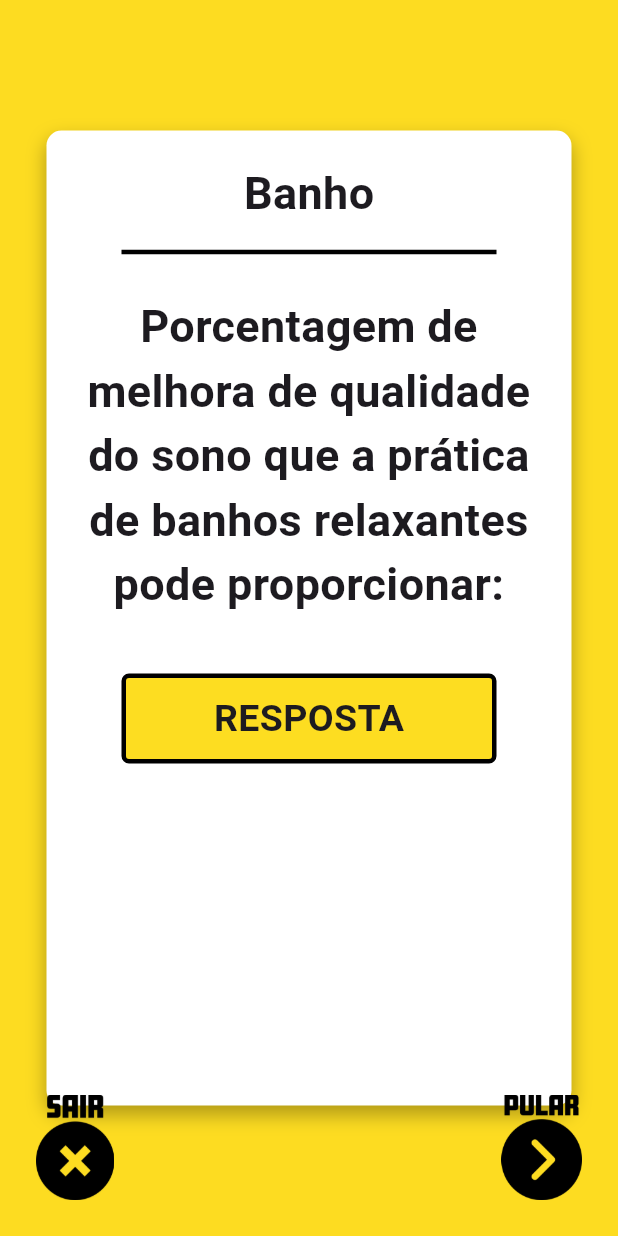
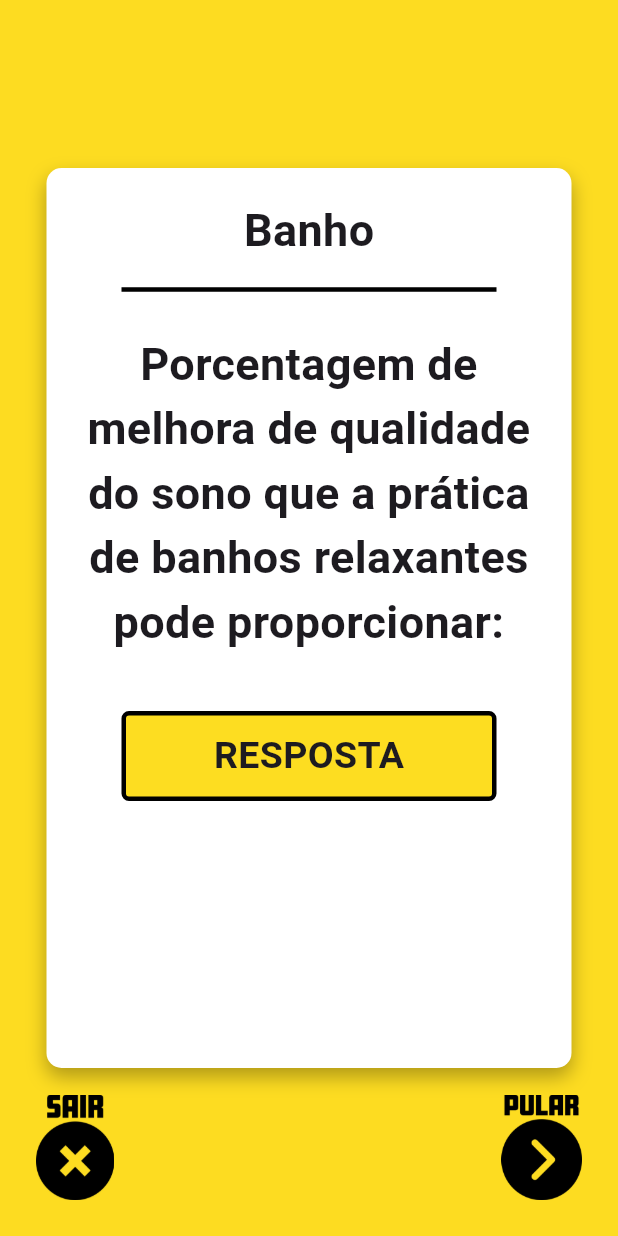
Before and after one commit to Victy0/nem_a_pato_express, a Flutter app: the GamePage screen opened directly with empty values, on a phone screen of 412 x 824 dp. Run offline on Flutter 3.47's test engine with Material 3 defaults, Android fonts, the phone set to English and light mode, and no system bars; our stand-ins replace audioplayers, shared_preferences; accounts and stored records are empty.

```diff
--- a/lib/pages/game_page.dart
+++ b/lib/pages/game_page.dart
@@ -98,7 +98,7 @@ class GamePageState extends State<GamePage> {
               padding: const EdgeInsets.all(16.0),
               child: Container(
                 width: 350,
-                height: 650,
+                height: 600,
                 decoration: BoxDecoration(
                   color: Colors.white,
                   borderRadius: BorderRadius.circular(10),
```
Also changed, not shown: 2 other files.
